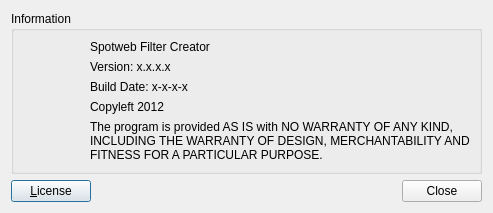
First picture: the form in aboutdialog.ui, repository BrainB0ne/spotwebfc, before the edit.
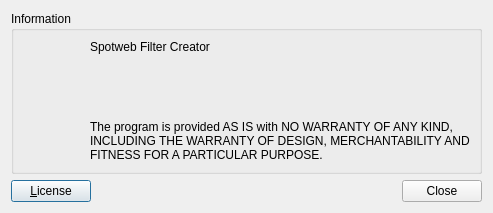
Second picture: the form after the edit. Icons and pictures are not drawn.

Commit message: created defines for Copyleft Year and Version number

The edit to the form file:
```diff
--- a/aboutdialog.ui
+++ b/aboutdialog.ui
@@ -63,21 +63,21 @@
           <item>
            <widget class="QLabel" name="versionLabel">
             <property name="text">
-             <string>Version: x.x.x.x</string>
+             <string/>
             </property>
            </widget>
           </item>
           <item>
            <widget class="QLabel" name="buildDateLabel">
             <property name="text">
-             <string>Build Date: x-x-x-x</string>
+             <string/>
             </property>
            </widget>
           </item>
           <item>
            <widget class="QLabel" name="copyLeftLabel">
             <property name="text">
-             <string>Copyleft 2012</string>
+             <string/>
             </property>
            </widget>
           </item>
```
The commit also changes 1 other file.
